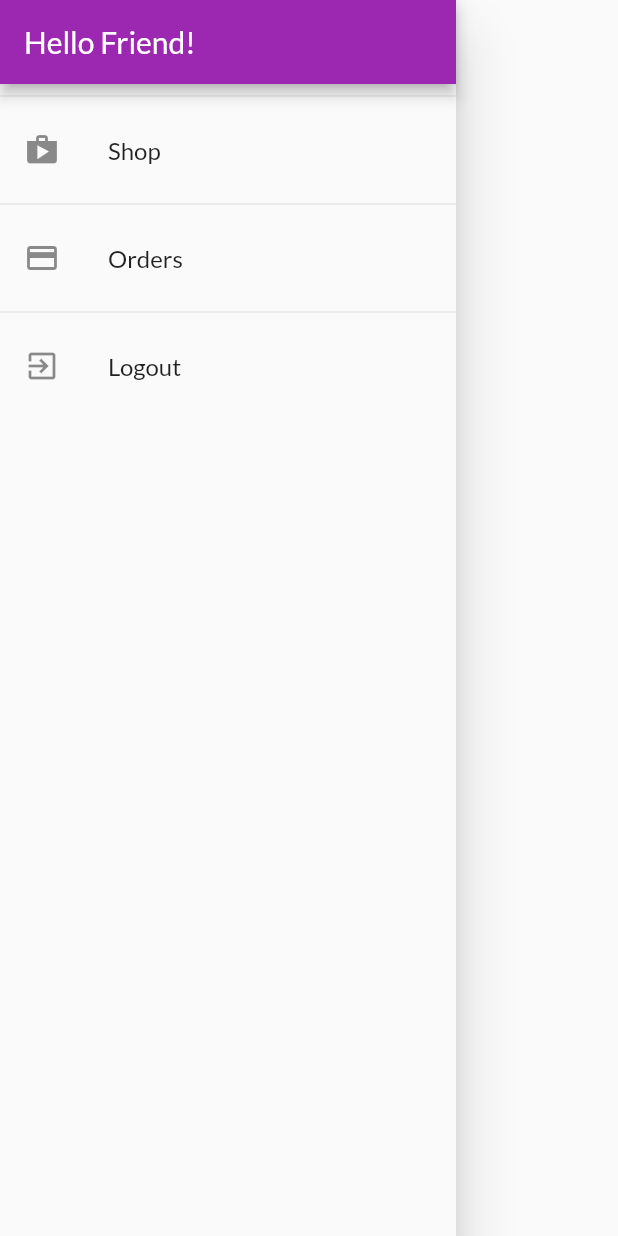
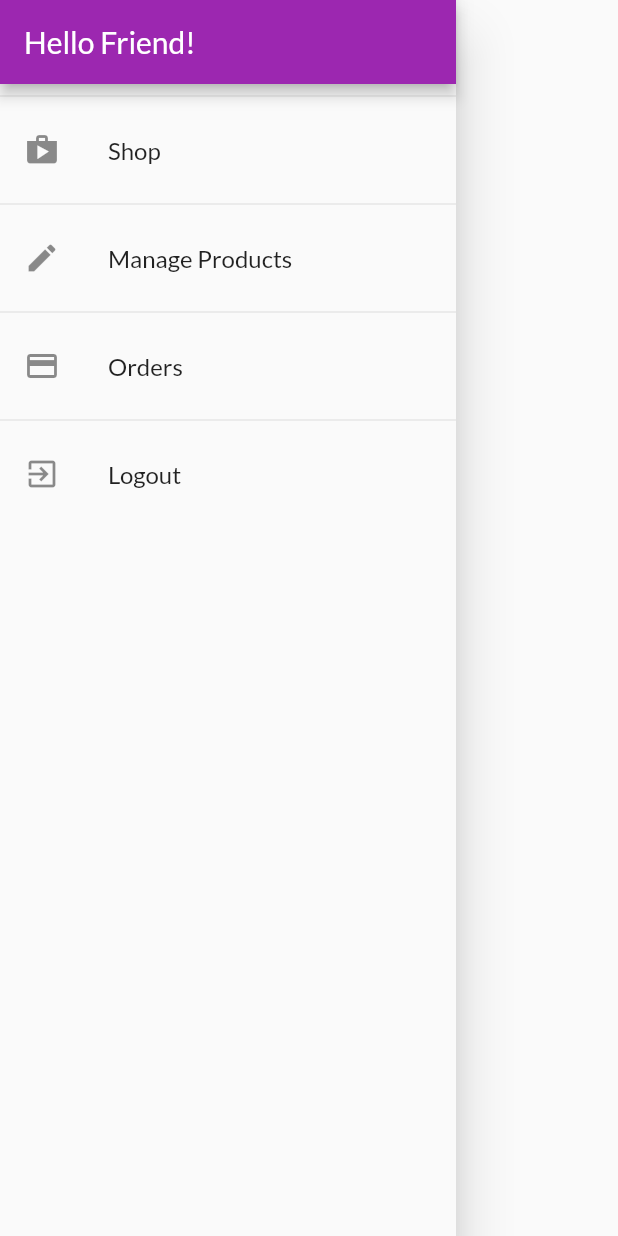
Before and after one commit to ntquyen56/myshop, a Flutter app: the AppDrawer widget shown alone on an empty page, opened directly, on a phone screen of 412 x 824 dp. Run offline on Flutter 3.47's test engine with Material 2 defaults, Android fonts, the phone set to English and light mode, and no system bars; our stand-ins replace flutter_dotenv, shared_preferences; accounts and stored records are empty; network calls fail.

```diff
--- a/lib/ui/products/edit_product_screen.dart
+++ b/lib/ui/products/edit_product_screen.dart
@@ -82,9 +82,9 @@ class _EditProductScreenState extends State<EditProductScreen> {
     try {
       final productsManager = context.read<ProductsManager>();
       if (_editedProduct.id != null) {
-        productsManager.updateProduct(_editedProduct);
+        // productsManager.updateProduct(_editedProduct);
       } else {
-        productsManager.addProduct(_editedProduct);
+         productsManager.addProduct(_editedProduct);
       }
     } catch (error) {
       await showErrorDialog(context, 'Something went wrong.');
--- a/lib/ui/products/user_products_screen.dart
+++ b/lib/ui/products/user_products_screen.dart
@@ -1,10 +1,10 @@
 import 'package:flutter/material.dart';
-// import 'package:myshop/models/product.dart';
+import 'package:myshop/models/product.dart';
 import 'package:myshop/ui/screens.dart';
 import 'package:provider/provider.dart';
 
 import 'user_product_list_tile.dart';
-// import 'products_manager.dart';
+import 'products_manager.dart';
 import '../shared/app_drawer.dart';
 
 class UserProductScreen extends StatelessWidget {
--- a/lib/ui/shared/app_drawer.dart
+++ b/lib/ui/shared/app_drawer.dart
@@ -2,7 +2,7 @@ import 'package:flutter/material.dart';
 import 'package:provider/provider.dart';
 
 import '../orders/orders_screen.dart';
-// import '../products/user_products_screen.dart';
+import '../products/user_products_screen.dart';
 import '../auth/auth_manager.dart';
 
 class AppDrawer extends StatelessWidget {
@@ -23,6 +23,15 @@ class AppDrawer extends StatelessWidget {
             title: const Text('Shop'),
             onTap: () {
               Navigator.of(context).pushReplacementNamed('/');
+            },
+          ),
+          const Divider(),
+          ListTile(
+            leading: const Icon(Icons.edit),
+            title: const Text('Manage Products'),
+            onTap: () {
+              Navigator.of(context)
+                  .pushReplacementNamed(UserProductScreen.routeName);
             },
           ),
           const Divider(),
@@ -50,3 +59,63 @@ class AppDrawer extends StatelessWidget {
     );
   }
 }
+
+// import 'package:flutter/material.dart';
+// import '../orders/orders_screen.dart';
+// import '../products/user_products_screen.dart';
+// import 'package:provider/provider.dart';
+// import '../auth/auth_manager.dart';
+
+// class AppDrawer extends StatelessWidget {
+//   const AppDrawer({super.key});
+//   @override
+//   Widget build(BuildContext context) {
+//     return Drawer(
+//       child: Column(
+//         children: <Widget>[
+//           AppBar(
+//             title: const Text('Hello Friend!'),
+//             automaticallyImplyLeading: false,
+//           ),
+//           const Divider(),
+//           ListTile(
+//             leading: const Icon(Icons.shop),
+//             title: const Text('Shop'),
+//             onTap: () {
+//               Navigator.of(context).pushReplacementNamed('/');
+//             },
+//           ),
+//           const Divider(),
+//           ListTile(
+//             leading: const Icon(Icons.payment),
+//             title: const Text('Order'),
+//             onTap: () {
+//               Navigator.of(context)
+//                   .pushReplacementNamed(OrdersScreen.routeName);
+//             },
+//           ),
+//           const Divider(),
+//           ListTile(
+//             leading: const Icon(Icons.edit),
+//             title: const Text('Manage Products'),
+//             onTap: () {
+//               Navigator.of(context)
+//                   .pushReplacementNamed(UserProductScreen.routeName);
+//             },
+//           ),
+//           const Divider(),
+//           ListTile(
+//             leading: const Icon(Icons.exit_to_app),
+//             title: const Text('Logout'),
+//             onTap: () {
+//               Navigator.of(context)
+//                 ..pop()
+//                 ..pushReplacementNamed('/');
+//               context.read<AuthManager>().logout();
+//             },
+//           ),
+//         ],
+//       ),
+//     );
+//   }
+// }
```
Also changed, not shown: lib/services/products_service.dart (+34 -0 lines), lib/ui/products/product_grid_tile.dart (+105 -11 lines), lib/ui/products/products_manager.dart (+22 -23 lines).
